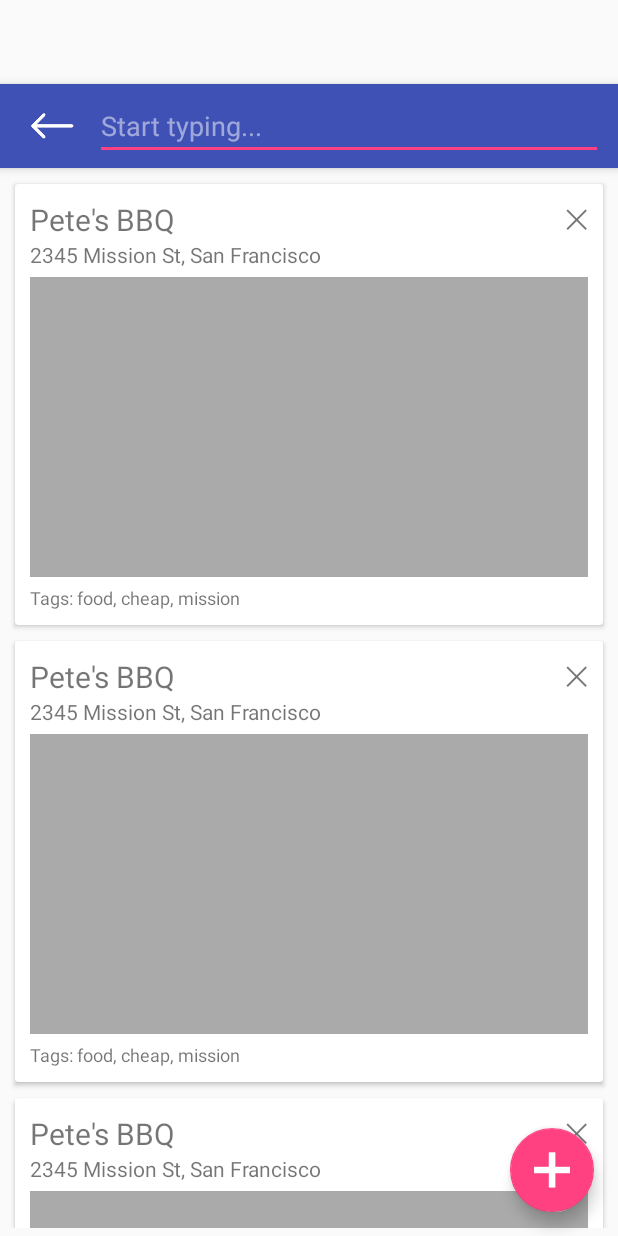
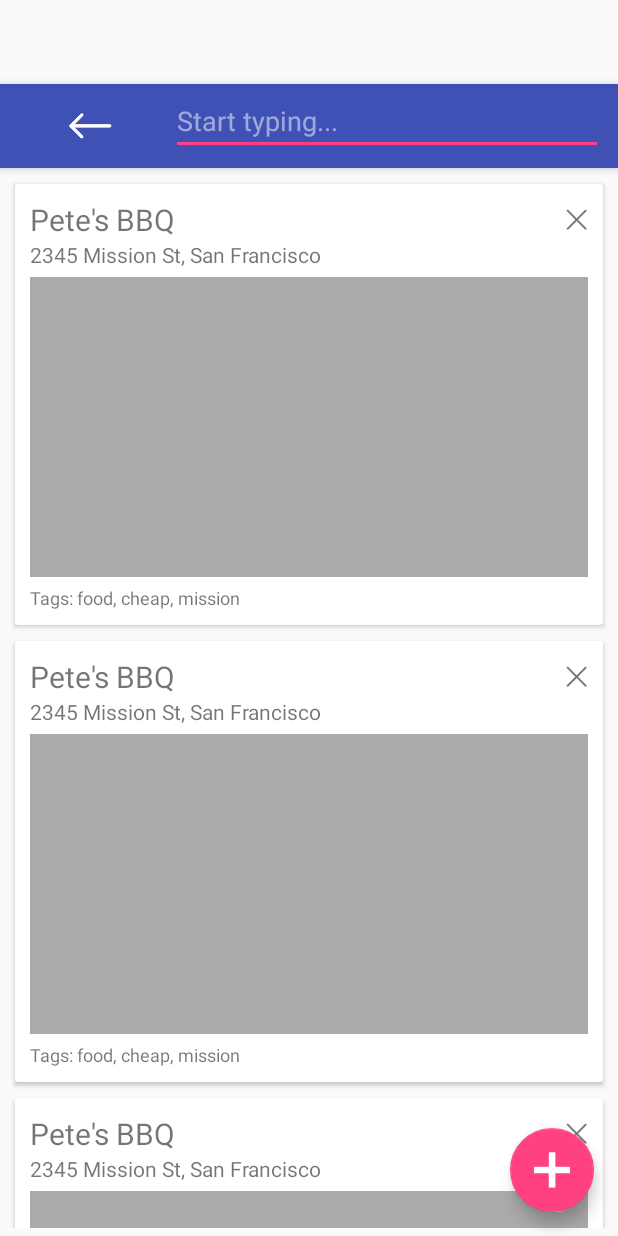
Before and after one commit to hatboysam/YourSquare, an Android app: the layout activity_places.xml on its own in the app's theme, with its tools: preview values and no code run, on a phone screen of 412 x 824 dp. Run offline under Robolectric (Android 15) with nearby library versions, the phone set to English and light mode, and no system bars.

Commit message:
Search UI Improvements

```diff
--- a/app/src/main/java/com/habosa/yoursquare/LoadPlaceImageTask.java
+++ b/app/src/main/java/com/habosa/yoursquare/LoadPlaceImageTask.java
@@ -73,6 +73,9 @@ public class LoadPlaceImageTask extends AsyncTask<Void, Void, File> {
     @Override
     protected void onPostExecute(File result) {
         if (result == null) {
+            // TODO(samstern): Placeholder image. Need a few separate resources:
+            //                  1) "Loading" placeholder
+            //                  2) No image found placeholder
             return;
         }
 
--- a/app/src/main/java/com/habosa/yoursquare/PlacesAdapter.java
+++ b/app/src/main/java/com/habosa/yoursquare/PlacesAdapter.java
@@ -56,12 +56,14 @@ public class PlacesAdapter extends RecyclerView.Adapter<PlacesAdapter.ViewHolder
         new LoadPlaceImageTask(p.getGooglePlaceId(), holder.imageView, mGoogleApiClient).execute();
 
         // Delete click listener
+        // TODO(samstern): This logic should probably not be in the Adapter, maybe a custom view?
         holder.deleteButton.setOnClickListener(new View.OnClickListener() {
 
             final int mPosition = position;
 
             @Override
             public void onClick(View v) {
+                // TODO(samstern): delete cached picture, if any
                 mSource.delete(p);
                 setCursor(mSource.getAll());
                 notifyItemRemoved(mPosition);
--- a/app/src/main/res/layout/activity_places.xml
+++ b/app/src/main/res/layout/activity_places.xml
@@ -22,35 +22,34 @@
                 android:layout_height="?attr/actionBarSize"
                 app:popupTheme="@style/AppTheme.PopupOverlay">
 
-                <LinearLayout
+                <RelativeLayout
                     android:id="@+id/layout_search"
                     android:layout_width="match_parent"
                     android:layout_height="match_parent"
                     android:layout_gravity="top|right"
-                    android:orientation="horizontal"
+                    android:gravity="center_vertical"
                     android:visibility="gone"
-                    android:weightSum="10"
-                    android:gravity="center_vertical"
                     tools:visibility="visible">
 
                     <ImageButton
+                        android:id="@+id/button_search_back"
                         style="@style/Widget.AppCompat.Button.Borderless"
-                        android:id="@+id/button_search_back"
-                        android:layout_width="0dp"
+                        android:layout_width="wrap_content"
                         android:layout_height="wrap_content"
-                        android:layout_weight="1"
                         android:src="@drawable/back_arrow"/>
 
                     <EditText
                         android:id="@+id/edit_text_search"
-                        android:layout_width="0dp"
+                        android:layout_width="match_parent"
                         android:layout_height="wrap_content"
-                        android:layout_weight="9"
                         android:layout_marginLeft="10dp"
                         android:layout_marginRight="10dp"
-                        android:hint="Start typing..." />
+                        android:layout_toRightOf="@+id/button_search_back"
+                        android:inputType="text"
+                        android:hint="@string/start_typing"
+                        android:maxLines="1" />
 
-                </LinearLayout>
+                </RelativeLayout>
 
             </android.support.v7.widget.Toolbar>
 
@@ -60,8 +59,8 @@
         android:id="@+id/recycler_view_places"
         android:layout_width="match_parent"
         android:layout_height="match_parent"
+        android:paddingBottom="5dp"
         android:paddingTop="5dp"
-        android:paddingBottom="5dp"
         app:layout_behavior="@string/appbar_scrolling_view_behavior"
         tools:listitem="@layout/item_place"/>
 
@@ -69,8 +68,8 @@
         android:id="@+id/fab"
         android:layout_width="wrap_content"
         android:layout_height="wrap_content"
+        android:layout_gravity="bottom|right"
         android:layout_margin="@dimen/fab_margin"
-        android:src="@drawable/fab_plus"
-        android:layout_gravity="bottom|right" />
+        android:src="@drawable/fab_plus" />
 
 </android.support.design.widget.CoordinatorLayout>
--- a/app/src/main/res/layout/item_place.xml
+++ b/app/src/main/res/layout/item_place.xml
@@ -22,7 +22,7 @@
             android:layout_alignParentTop="true"
             android:layout_alignParentRight="true"
             android:textSize="18sp"
-            android:text="&#x2715;"/>
+            android:text="@string/unicode_x"/>
 
         <TextView
             android:id="@+id/place_text_title"
--- a/app/src/main/res/menu/menu_places.xml
+++ b/app/src/main/res/menu/menu_places.xml
@@ -5,7 +5,7 @@
 
     <item
         android:id="@+id/action_search"
-        android:title="Search"
+        android:title="@string/search"
         android:icon="@android:drawable/ic_menu_search"
         app:showAsAction="ifRoom" />
 
--- a/app/src/main/res/values/strings.xml
+++ b/app/src/main/res/values/strings.xml
@@ -90,4 +90,7 @@
         "when a user tries to pick up one of cards.\n\n"
     </string>
     <string name="action_settings">Settings</string>
+    <string name="unicode_x">✕</string>
+    <string name="start_typing">Start typing...</string>
+    <string name="search">Search</string>
 </resources>
```
Also changed, not shown: app/src/main/java/com/habosa/yoursquare/EnterListener.java (added, +25 -0 lines), app/src/main/java/com/habosa/yoursquare/PlacesActivity.java (+47 -19 lines).
